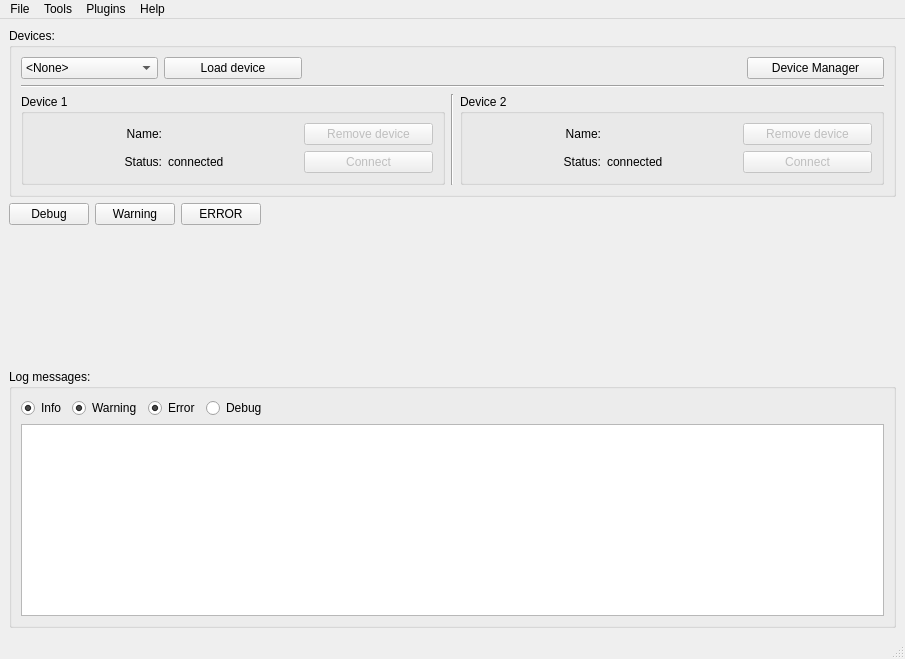
First picture: the form in frequency-meter/view/resources/interface.ui, repository robertofem/Freq-meter-APP, before the edit.
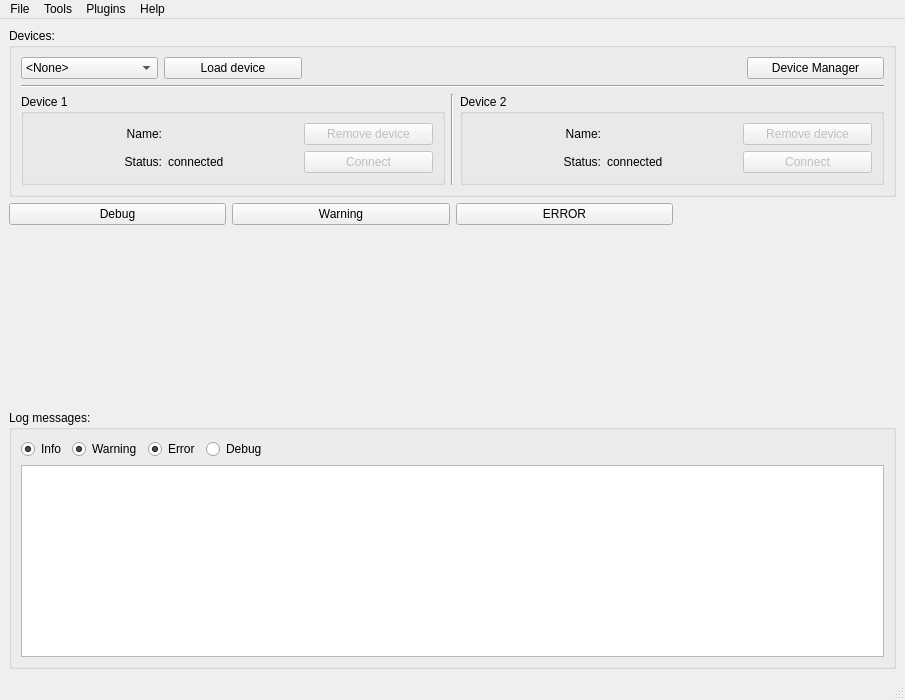
Second picture: the form after the edit.

Commit message: Add matplotlib graph to the interface

```diff
--- a/frequency-meter/view/resources/interface.ui
+++ b/frequency-meter/view/resources/interface.ui
@@ -7,9 +7,21 @@
     <x>0</x>
     <y>0</y>
     <width>905</width>
-    <height>659</height>
+    <height>700</height>
    </rect>
   </property>
+  <property name="sizePolicy">
+   <sizepolicy hsizetype="Maximum" vsizetype="Preferred">
+    <horstretch>0</horstretch>
+    <verstretch>0</verstretch>
+   </sizepolicy>
+  </property>
+  <property name="minimumSize">
+   <size>
+    <width>900</width>
+    <height>700</height>
+   </size>
+  </property>
   <property name="windowTitle">
    <string>Frequency-meter application</string>
   </property>
@@ -17,19 +29,6 @@
    <layout class="QGridLayout" name="gridLayout_2">
     <item row="0" column="0">
      <layout class="QGridLayout" name="gridLayout">
-      <item row="1" column="3">
-       <spacer name="horizontalSpacer">
-        <property name="orientation">
-         <enum>Qt::Horizontal</enum>
-        </property>
-        <property name="sizeHint" stdset="0">
-         <size>
-          <width>48</width>
-          <height>17</height>
-         </size>
-        </property>
-       </spacer>
-      </item>
       <item row="2" column="0">
        <spacer name="verticalSpacer">
         <property name="orientation">
@@ -352,6 +351,9 @@
         </layout>
        </widget>
       </item>
+      <item row="1" column="3" rowspan="2">
+       <layout class="QVBoxLayout" name="plotVLayout"/>
+      </item>
      </layout>
     </item>
    </layout>
```
The commit also changes 3 other files.
